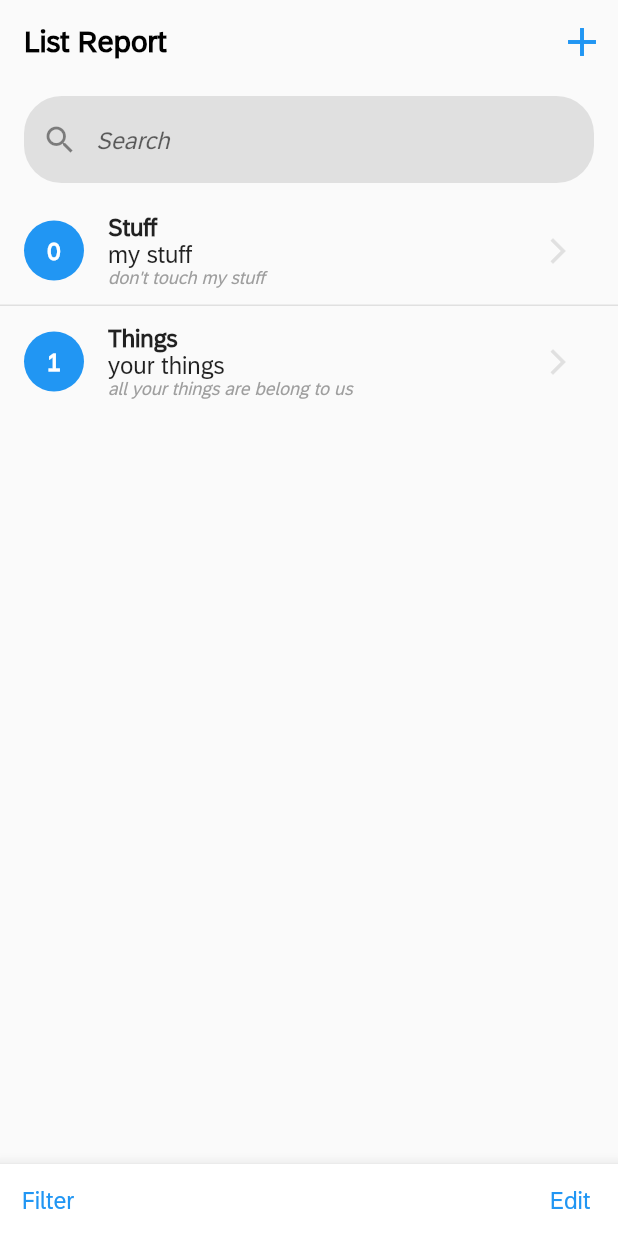
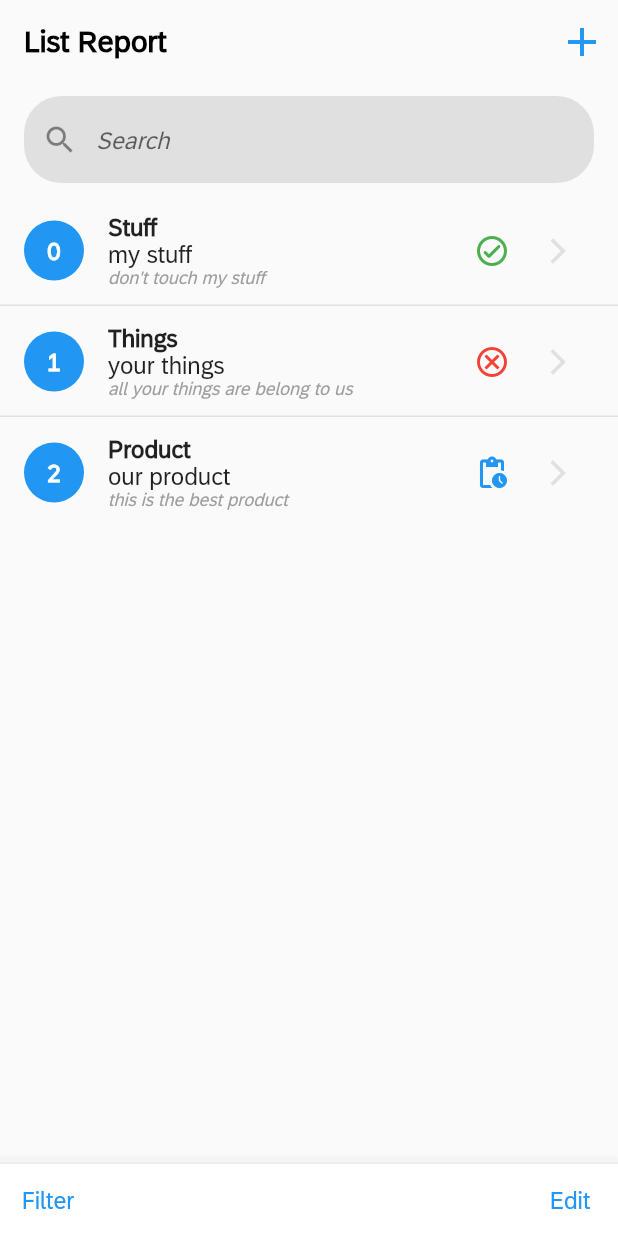
Before and after one commit to MindsetConsulting/com.mindset.ipv.fiori_flutter, a Flutter app: the screen it shows after launch, on a phone screen of 412 x 824 dp. Run offline on Flutter 3.47's test engine with Material 2 defaults, Android fonts, the phone set to English and light mode, and no system bars.

Commit message:
status icon added to listview

```diff
--- a/lib/main.dart
+++ b/lib/main.dart
@@ -46,6 +46,19 @@ class _ListReportPageState extends State<ListReportPage> {
       'additionalInfo': 'all your things are belong to us',
       'status': 'Rejected',
       'street': '456 Main St',
+      'city': 'Anytown',
+      'state': 'CA',
+      'zipCode': '12345',
+      'country': 'USA',
+      'notes': 'This is a note',
+    },
+    {
+      'id': '2',
+      'item': 'Product',
+      'description': 'our product',
+      'additionalInfo': 'this is the best product',
+      'status': 'Pending',
+      'street': '789 Main St',
       'city': 'Anytown',
       'state': 'CA',
       'zipCode': '12345',
@@ -256,7 +269,11 @@ class _ListReportPageState extends State<ListReportPage> {
                             ),
                           ),
                         ),
-                  title: Column(
+                  title: Row(
+                    mainAxisAlignment: MainAxisAlignment.spaceBetween,
+                    children: [
+                      Expanded(
+                        child: Column(
                           crossAxisAlignment: CrossAxisAlignment.start,
                           children: [
                             Text(
@@ -282,7 +299,24 @@ class _ListReportPageState extends State<ListReportPage> {
                             ),
                           ],
                         ),
-                  trailing: IconButton(
+                      ),
+                      Row(
+                        mainAxisSize: MainAxisSize.min,
+                        children: [
+                          Icon(
+                            _items[index]['status'] == 'Approved'
+                                ? Icons.check_circle_outline_rounded
+                                : _items[index]['status'] == 'Pending'
+                                    ? Icons.pending_actions
+                                    : Icons.cancel_outlined,
+                            color: _items[index]['status'] == 'Approved'
+                                ? Colors.green
+                                : _items[index]['status'] == 'Pending'
+                                    ? Colors.blue
+                                    : Colors.red,
+                          ),
+                          SizedBox(width: 8),
+                          IconButton(
                             iconSize: 20,
                             icon: Icon(
                               Icons.arrow_forward_ios,
@@ -297,6 +331,10 @@ class _ListReportPageState extends State<ListReportPage> {
                                 ),
                               );
                             },
+                          ),
+                        ],
+                      ),
+                    ],
                   ),
                 );
               },
@@ -481,7 +519,7 @@ class ObjectDetailPage extends StatelessWidget {
                             Text(
                               '${item['item']}',
                               style: TextStyle(
-                                fontSize: 24,
+                                fontSize: 20,
                                 fontWeight: FontWeight.bold,
                               ),
                             ),
```
Lines whose indentation alone changed are shown as unchanged.
